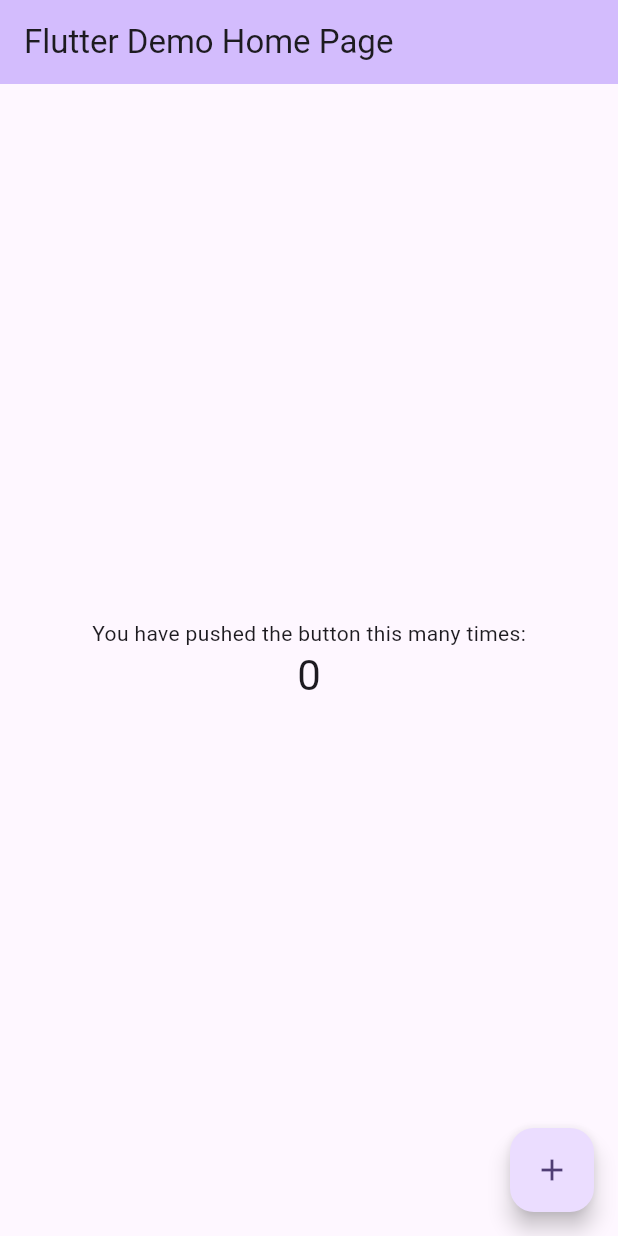
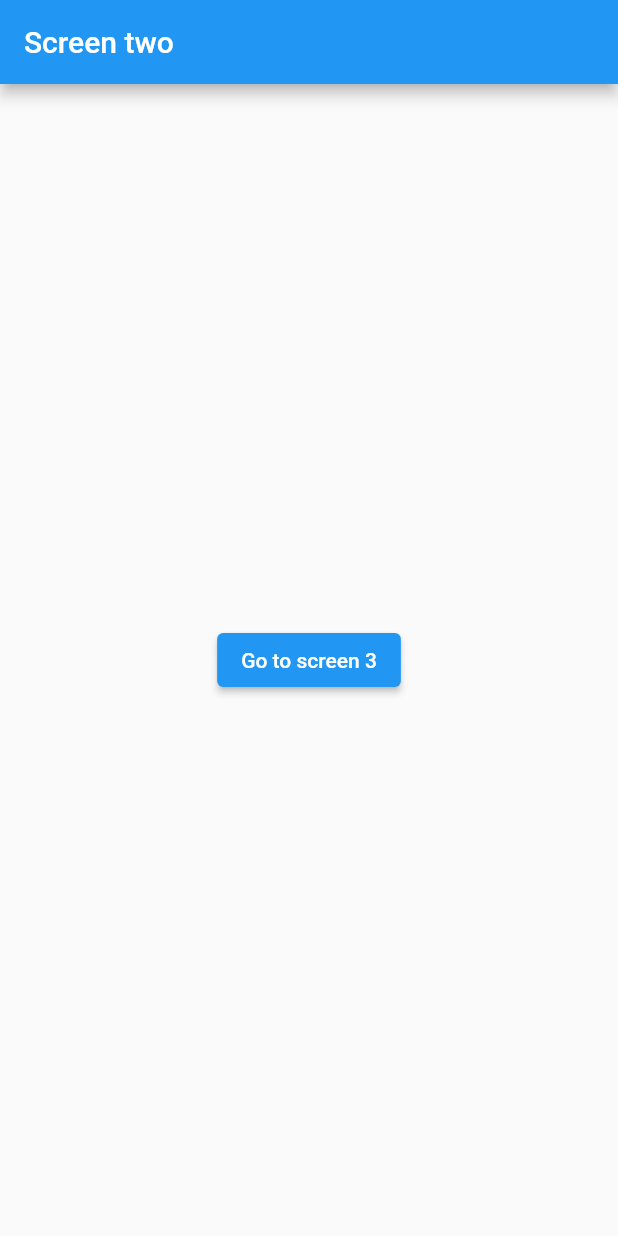
Before and after one commit to JasviramMsf/routes_sample, a Flutter app: the screen it shows after launch, on a phone screen of 412 x 824 dp. Run offline on Flutter 3.47's test engine with Material 2 defaults, Android fonts, the phone set to English and light mode, and no system bars.

Commit message:
- MaterialPage route - Static Route - Dynamic Route added

```diff
--- a/lib/main.dart
+++ b/lib/main.dart
@@ -1,125 +1,51 @@
 import 'package:flutter/material.dart';
+import 'package:routes/screens/dynamic_screen.dart';
+import 'package:routes/screens/screens_container.dart';
 
 void main() {
-  runApp(const MyApp());
+  runApp(const MainApp());
 }
 
-class MyApp extends StatelessWidget {
-  const MyApp({super.key});
+class MainApp extends StatelessWidget {
+  const MainApp({Key? key}) : super(key: key);
 
-  // This widget is the root of your application.
   @override
   Widget build(BuildContext context) {
     return MaterialApp(
-      title: 'Flutter Demo',
-      theme: ThemeData(
-        // This is the theme of your application.
-        //
-        // TRY THIS: Try running your application with "flutter run". You'll see
-        // the application has a blue toolbar. Then, without quitting the app,
-        // try changing the seedColor in the colorScheme below to Colors.green
-        // and then invoke "hot reload" (save your changes or press the "hot
-        // reload" button in a Flutter-supported IDE, or press "r" if you used
-        // the command line to start the app).
-        //
-        // Notice that the counter didn't reset back to zero; the application
-        // state is not lost during the reload. To reset the state, use hot
-        // restart instead.
-        //
-        // This works for code too, not just values: Most code changes can be
-        // tested with just a hot reload.
-        colorScheme: ColorScheme.fromSeed(seedColor: Colors.deepPurple),
-        useMaterial3: true,
-      ),
-      home: const MyHomePage(title: 'Flutter Demo Home Page'),
+      initialRoute: '/second',
+      routes: {
+        '/first': (context) => const Screen1(),
+        '/second': (context) => const Screen2(name: 'Screen two'),
+        '/third': (context) => const Screen3(),
+      },
+       onGenerateRoute: (val) {
+        if (val.name == DynamicScreenTest.routeName) {
+          final dynamic args = val.arguments;
+          return MaterialPageRoute(
+            builder: (context) {
+              return DynamicScreenTest(args);
+            },
+          );
+        }
+      },
+      // home: DefaultTabController(
+      //   length: 3,
+      //   child: Scaffold(
+      //     appBar: AppBar(
+      //       backgroundColor: Colors.blueGrey,
+      //       bottom: const TabBar(
+      //         tabs: [
+      //           Tab(
+      //             text: "AC",
+      //             icon: Icon(Icons.ac_unit),
+      //           ),
+      //           Tab(icon: Icon(Icons.access_alarm)),
+      //           Tab(icon: Icon(Icons.zoom_out_sharp)),
+      //         ],
+      //       ),
+      //     ),
+      //   ),
+      // ),
     );
   }
 }
-
-class MyHomePage extends StatefulWidget {
-  const MyHomePage({super.key, required this.title});
-
-  // This widget is the home page of your application. It is stateful, meaning
-  // that it has a State object (defined below) that contains fields that affect
-  // how it looks.
-
-  // This class is the configuration for the state. It holds the values (in this
-  // case the title) provided by the parent (in this case the App widget) and
-  // used by the build method of the State. Fields in a Widget subclass are
-  // always marked "final".
-
-  final String title;
-
-  @override
-  State<MyHomePage> createState() => _MyHomePageState();
-}
-
-class _MyHomePageState extends State<MyHomePage> {
-  int _counter = 0;
-
-  void _incrementCounter() {
-    setState(() {
-      // This call to setState tells the Flutter framework that something has
-      // changed in this State, which causes it to rerun the build method below
-      // so that the display can reflect the updated values. If we changed
-      // _counter without calling setState(), then the build method would not be
-      // called again, and so nothing would appear to happen.
-      _counter++;
-    });
-  }
-
-  @override
-  Widget build(BuildContext context) {
-    // This method is rerun every time setState is called, for instance as done
-    // by the _incrementCounter method above.
-    //
-    // The Flutter framework has been optimized to make rerunning build methods
-    // fast, so that you can just rebuild anything that needs updating rather
-    // than having to individually change instances of widgets.
-    return Scaffold(
-      appBar: AppBar(
-        // TRY THIS: Try changing the color here to a specific color (to
-        // Colors.amber, perhaps?) and trigger a hot reload to see the AppBar
-        // change color while the other colors stay the same.
-        backgroundColor: Theme.of(context).colorScheme.inversePrimary,
-        // Here we take the value from the MyHomePage object that was created by
-        // the App.build method, and use it to set our appbar title.
-        title: Text(widget.title),
-      ),
-      body: Center(
-        // Center is a layout widget. It takes a single child and positions it
-        // in the middle of the parent.
-        child: Column(
-          // Column is also a layout widget. It takes a list of children and
-          // arranges them vertically. By default, it sizes itself to fit its
-          // children horizontally, and tries to be as tall as its parent.
-          //
-          // Column has various properties to control how it sizes itself and
-          // how it positions its children. Here we use mainAxisAlignment to
-          // center the children vertically; the main axis here is the vertical
-          // axis because Columns are vertical (the cross axis would be
-          // horizontal).
-          //
-          // TRY THIS: Invoke "debug painting" (choose the "Toggle Debug Paint"
-          // action in the IDE, or press "p" in the console), to see the
-          // wireframe for each widget.
-          mainAxisAlignment: MainAxisAlignment.center,
-          children: <Widget>[
-            const Text(
-              'You have pushed the button this many times:',
-            ),
-            Text(
-              '$_counter',
-              style: Theme.of(context).textTheme.headlineMedium,
-            ),
-          ],
-        ),
-      ),
-      floatingActionButton: FloatingActionButton(
-        onPressed: _incrementCounter,
-        tooltip: 'Increment',
-        child: const Icon(Icons.add),
-      ), // This trailing comma makes auto-formatting nicer for build methods.
-    );
-  }
-}
--- /dev/null
+++ b/lib/screens/screens_container.dart
@@ -0,0 +1,104 @@
+import 'package:flutter/material.dart';
+
+import 'dynamic_screen.dart';
+
+class Screen1 extends StatelessWidget {
+  const Screen1({super.key});
+
+  @override
+  Widget build(BuildContext context) {
+    return Scaffold(
+      appBar: AppBar(
+        title: const Text('Screen one'),
+      ),
+      body: Center(
+        child: ElevatedButton(
+          child: const Text('Go to Screen two'),
+          onPressed: () {
+            Navigator.pushNamed(context, "/second");
+            // print( Navigator.canPop(context));
+            // Navigator.pushReplacement(
+            //   context,
+            //   MaterialPageRoute(
+            //     builder: (context) => const Screen2(name: "Screen two"),
+            //   ),
+            // );
+            // Navigator.push(
+            //   context,
+            //   // MaterialPageRoute(builder: (context) =>const Screen2(name:"Screen two")),
+            // );
+          },
+        ),
+      ),
+    );
+  }
+}
+
+class Screen2 extends StatelessWidget {
+  const Screen2({super.key, required this.name});
+
+  final String name;
+  @override
+  Widget build(BuildContext context) {
+    return Scaffold(
+      appBar: AppBar(
+        title: Text(name),
+      ),
+      body: Center(
+        child: ElevatedButton(
+          onPressed: () {
+            Navigator.push(
+              context,
+              MaterialPageRoute(
+                  builder: (context) => const Screen3(),
+                  settings: const RouteSettings(arguments: "Arg pass test")),
+            );
+          },
+          child: const Text('Go to screen 3'),
+        ),
+      ),
+    );
+  }
+}
+
+class Screen3 extends StatelessWidget {
+  const Screen3({super.key});
+
+  @override
+  Widget build(BuildContext context) {
+    final String val = ModalRoute.of(context)!.settings.arguments as String;
+
+    return Scaffold(
+      appBar: AppBar(
+        title: const Text("Screen Three"),
+      ),
+      body: Center(
+        child: Column(
+          mainAxisAlignment: MainAxisAlignment.center,
+          children: [
+            ElevatedButton(
+              onPressed: () {
+                Navigator.maybePop(context);
+              },
+              child: const Text('Go back'),
+            ),
+            Text(val),
+            const SizedBox(
+              height: 50,
+            ),
+            ElevatedButton(
+              onPressed: () {
+                Navigator.pushNamed(
+                  context,
+                  DynamicScreenTest.routeName,
+                  arguments: "Dynamic screen argument"
+                );
+              },
+              child: const Text('Go to dynamic screen'),
+            ),
+          ],
+        ),
+      ),
+    );
+  }
+}
```
Also changed, not shown: lib/screens/dynamic_screen.dart (added, +21 -0 lines), lib/screens/sample.dart (added, +29 -0 lines), 1 other file.
